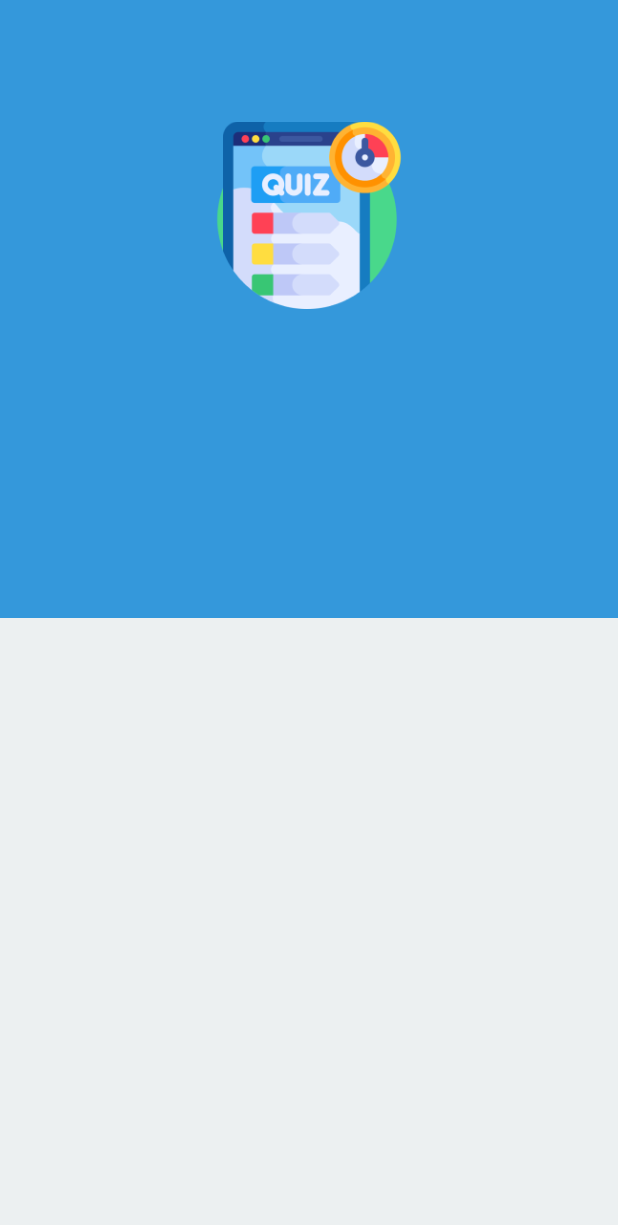
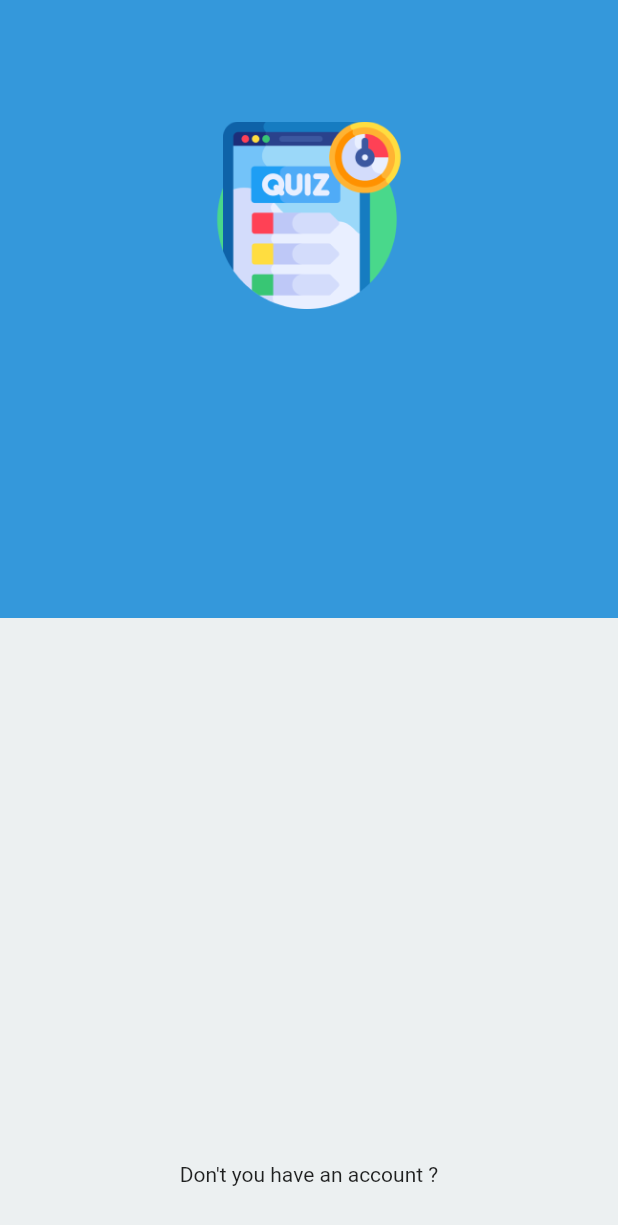
Before and after one commit to CODASL/Quiz_app_fcourse, a Flutter app: the screen it shows after launch, on a phone screen of 412 x 824 dp. Shown: the top 1225 px of the screen. Run offline on Flutter 3.47's test engine with Material 2 defaults, Android fonts, the phone set to English and light mode, and no system bars; our stand-ins replace animated_splash_screen.

```diff
--- a/lib/Screens/Login/login.dart
+++ b/lib/Screens/Login/login.dart
@@ -14,6 +14,7 @@ class Login extends StatelessWidget {
       children: [
         const LoginBackground(),
         logoBox(),
+        const RegisterRedirect(),
       ],
     ));
   }
@@ -52,3 +53,26 @@ Align logoBox() {
     ),
   );
 }
+
+class RegisterRedirect extends StatelessWidget {
+  const RegisterRedirect({Key? key}) : super(key: key);
+
+  @override
+  Widget build(BuildContext context) {
+    return Align(
+      alignment: Alignment.bottomCenter,
+      child: SizedBox(
+        height: ScreenSize.height! * 0.1,
+        child: Row(
+          mainAxisAlignment: MainAxisAlignment.center,
+          children: const [
+            Text(
+              "Don't you have an account ?",
+              style: TextStyle(),
+            )
+          ],
+        ),
+      ),
+    );
+  }
+}
```
Also changed, not shown: lib/Widgets/common/custom_text.dart (added, +34 -0 lines).
